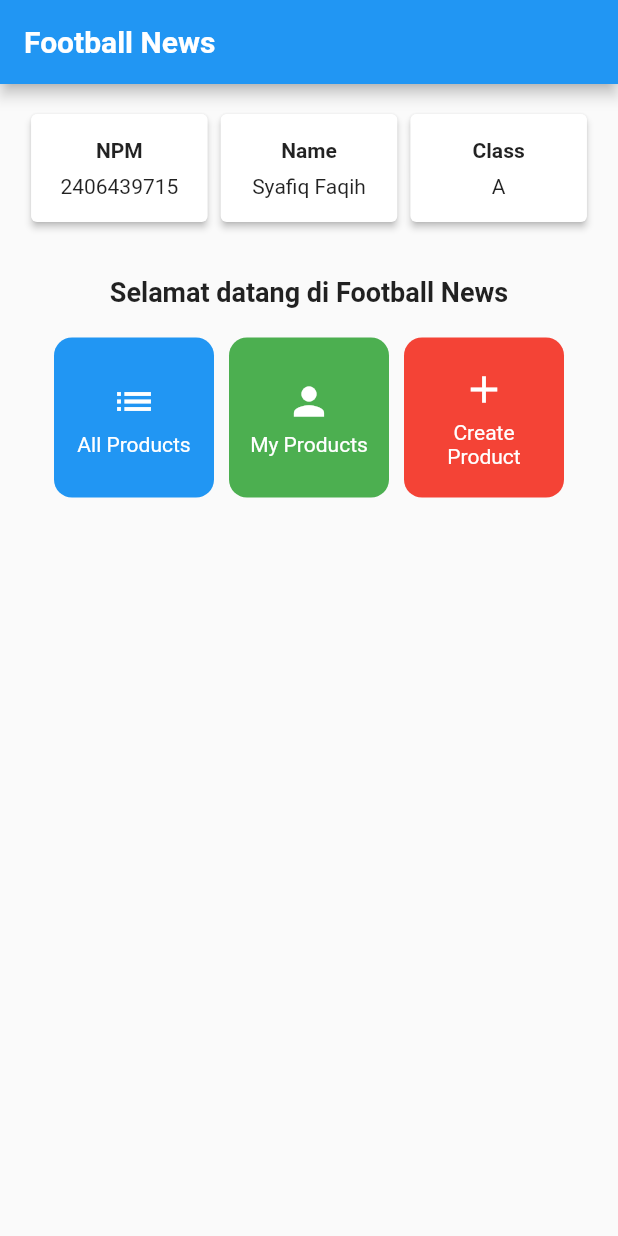
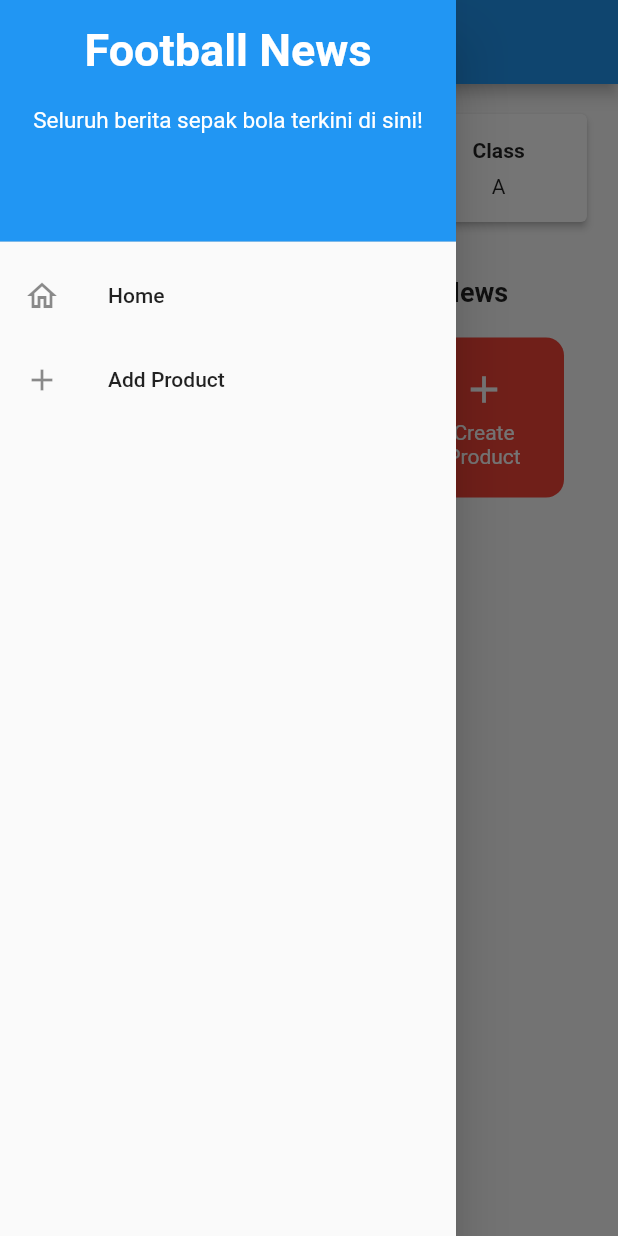
Before and after one commit to syafiq-f/football_shop_mobile, a Flutter app: the screen it shows after launch, with the side drawer open (before the commit the screen has no drawer), on a phone screen of 412 x 824 dp. Run offline on Flutter 3.47's test engine with Material 3 defaults, Android fonts, the phone set to English and light mode, and no system bars.

Commit message:
TUGAS 8 DONE

```diff
--- a/lib/main.dart
+++ b/lib/main.dart
@@ -1,5 +1,5 @@
 import 'package:flutter/material.dart';
-import 'package:football_shop/menu.dart';
+import 'package:football_shop/screens/menu.dart';
 
 void main() {
   runApp(const MyApp());
--- a/lib/menu.dart
+++ b/lib/screens/menu.dart
@@ -1,4 +1,6 @@
 import 'package:flutter/material.dart';
+import 'package:football_shop/screens/newslist_form.dart'; // Import halaman form tambah produk
+import 'package:football_shop/widget/left_drawer.dart';
 
 class MyHomePage extends StatelessWidget {
   MyHomePage({super.key});
@@ -7,13 +9,12 @@ class MyHomePage extends StatelessWidget {
   final String npm = "2406439715";
   final String kelas = "A";
 
-  // ===================== ADD BARU =====================
+  // Menambahkan item baru untuk navigasi
   final List<ItemHomepage> items = [
     ItemHomepage("All Products", Icons.list, Colors.blue),
     ItemHomepage("My Products", Icons.person, Colors.green),
-    ItemHomepage("Create Product", Icons.add, Colors.red),
+    ItemHomepage("Create Product", Icons.add, Colors.red), // Button untuk pergi ke form tambah produk
   ];
-  // ===================== ADD BARU =====================
 
   @override
   Widget build(BuildContext context) {
@@ -28,6 +29,7 @@ class MyHomePage extends StatelessWidget {
         ),
         backgroundColor: Theme.of(context).colorScheme.primary,
       ),
+      drawer: LeftDrawer(), // Menambahkan Drawer pada halaman
       body: Padding(
         padding: const EdgeInsets.all(16.0),
         child: Column(
@@ -76,6 +78,58 @@ class MyHomePage extends StatelessWidget {
   }
 }
 
+// Widget ItemCard untuk tiap item menu yang akan ditap
+class ItemCard extends StatelessWidget {
+  final ItemHomepage item;
+
+  const ItemCard(this.item, {super.key});
+
+  @override
+  Widget build(BuildContext context) {
+    return Material(
+      color: item.color,
+      borderRadius: BorderRadius.circular(12),
+      child: InkWell(
+        onTap: () {
+          ScaffoldMessenger.of(context)
+            ..hideCurrentSnackBar()
+            ..showSnackBar(
+              SnackBar(content: Text("Kamu telah menekan tombol ${item.name}")),
+            );
+          if (item.name == "Create Product") {
+            // Navigasi ke halaman form tambah produk
+            Navigator.push(
+              context,
+              MaterialPageRoute(builder: (context) => const NewsFormPage()),
+            );
+          }
+        },
+        child: Container(
+          padding: const EdgeInsets.all(8),
+          child: Center(
+            child: Column(
+              mainAxisAlignment: MainAxisAlignment.center,
+              children: [
+                Icon(
+                  item.icon,
+                  color: Colors.white,
+                  size: 30.0,
+                ),
+                const Padding(padding: EdgeInsets.all(3)),
+                Text(
+                  item.name,
+                  textAlign: TextAlign.center,
+                  style: const TextStyle(color: Colors.white),
+                ),
+              ],
+            ),
+          ),
+        ),
+      ),
+    );
+  }
+}
+
 class InfoCard extends StatelessWidget {
   final String title;
   final String content;
@@ -104,7 +158,7 @@ class InfoCard extends StatelessWidget {
   }
 }
 
-// ===================== ADD BARU =====================
+// ItemHomepage class untuk item menu
 class ItemHomepage {
   final String name;
   final IconData icon;
@@ -112,48 +166,3 @@ class ItemHomepage {
 
   ItemHomepage(this.name, this.icon, this.color);
 }
-// ===================== ADD BARU =====================
-
-class ItemCard extends StatelessWidget {
-  final ItemHomepage item;
-
-  const ItemCard(this.item, {super.key});
-
-  @override
-  Widget build(BuildContext context) {
-    return Material(
-      color: item.color,
-      borderRadius: BorderRadius.circular(12),
-      child: InkWell(
-        onTap: () {
-          ScaffoldMessenger.of(context)
-            ..hideCurrentSnackBar()
-            ..showSnackBar(
-              SnackBar(content: Text("Kamu telah menekan tombol ${item.name}")),
-            );
-        },
-        child: Container(
-          padding: const EdgeInsets.all(8),
-          child: Center(
-            child: Column(
-              mainAxisAlignment: MainAxisAlignment.center,
-              children: [
-                Icon(
-                  item.icon,
-                  color: Colors.white,
-                  size: 30.0,
-                ),
-                const Padding(padding: EdgeInsets.all(3)),
-                Text(
-                  item.name,
-                  textAlign: TextAlign.center,
-                  style: const TextStyle(color: Colors.white),
-                ),
-              ],
-            ),
-          ),
-        ),
-      ),
-    );
-  }
-}
--- /dev/null
+++ b/lib/widget/left_drawer.dart
@@ -0,0 +1,68 @@
+import 'package:flutter/material.dart';
+import 'package:football_shop/screens/menu.dart';
+import 'package:football_shop/screens/newslist_form.dart';
+
+class LeftDrawer extends StatelessWidget {
+  const LeftDrawer({super.key});
+
+  @override
+  Widget build(BuildContext context) {
+    return Drawer(
+      child: ListView(
+        children: [
+          const DrawerHeader(
+            decoration: BoxDecoration(
+              color: Colors.blue,
+            ),
+            child: Column(
+              children: [
+                Text(
+                  'Football News',
+                  textAlign: TextAlign.center,
+                  style: TextStyle(
+                    fontSize: 30,
+                    fontWeight: FontWeight.bold,
+                    color: Colors.white,
+                  ),
+                ),
+                Padding(padding: EdgeInsets.all(10)),
+                Text(
+                  "Seluruh berita sepak bola terkini di sini!",
+                  style: TextStyle(
+                    fontSize: 15,
+                    color: Colors.white,
+                    fontWeight: FontWeight.normal,
+                  ),
+                ),
+              ],
+            ),
+          ),
+          // Navigasi ke Home
+          ListTile(
+            leading: const Icon(Icons.home_outlined),
+            title: const Text('Home'),
+            onTap: () {
+              Navigator.pushReplacement(
+                  context,
+                  MaterialPageRoute(
+                    builder: (context) => MyHomePage(),
+                  ));
+            },
+          ),
+          // Navigasi ke Add Product
+          ListTile(
+            leading: const Icon(Icons.add),
+            title: const Text('Add Product'),
+            onTap: () {
+              Navigator.pushReplacement(
+                  context,
+                  MaterialPageRoute(
+                    builder: (context) => const NewsFormPage(),
+                  ));
+            },
+          ),
+        ],
+      ),
+    );
+  }
+}
```
Also changed, not shown: lib/screens/newslist_form.dart (added, +157 -0 lines), 1 other file.
